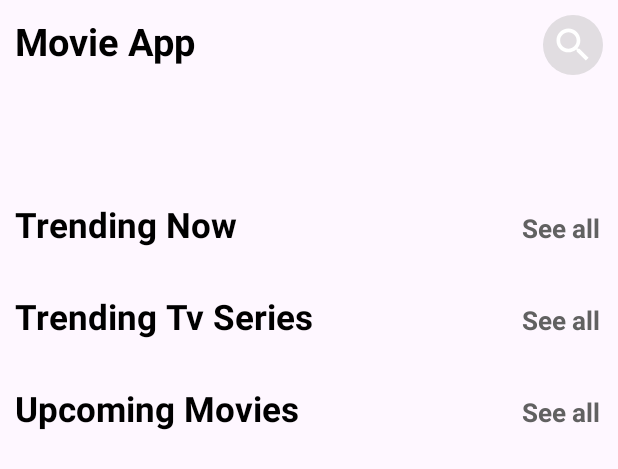
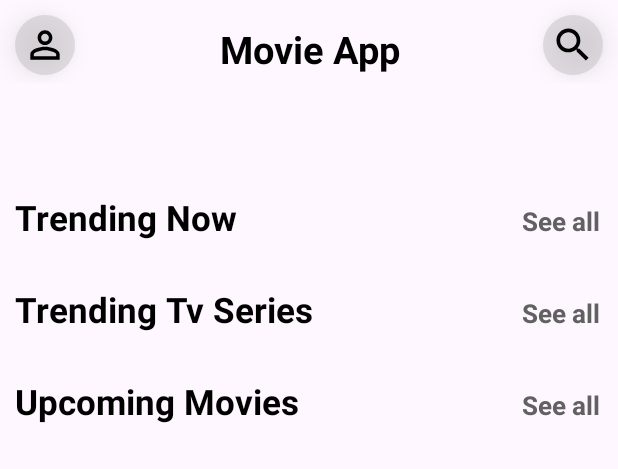
Before and after one commit to DogacTanriverdi/MovieApp, an Android app: the layout fragment_home.xml on its own in the app's theme, with its tools: preview values and no code run, on a phone screen of 412 x 824 dp. Shown: the top 469 px of the screen. Run offline under Robolectric (Android 15) with nearby library versions, the phone set to English and light mode, and no system bars.

Commit message:
Add profile icon to HomeScreen

```diff
--- /dev/null
+++ b/app/src/main/res/drawable/ic_person_outline.xml
@@ -0,0 +1,5 @@
+<vector xmlns:android="http://schemas.android.com/apk/res/android" android:height="24dp" android:tint="#000000" android:viewportHeight="24" android:viewportWidth="24" android:width="24dp">
+
+    <path android:fillColor="@android:color/white" android:pathData="M12,5.9c1.16,0 2.1,0.94 2.1,2.1s-0.94,2.1 -2.1,2.1S9.9,9.16 9.9,8s0.94,-2.1 2.1,-2.1m0,9c2.97,0 6.1,1.46 6.1,2.1v1.1L5.9,18.1L5.9,17c0,-0.64 3.13,-2.1 6.1,-2.1M12,4C9.79,4 8,5.79 8,8s1.79,4 4,4 4,-1.79 4,-4 -1.79,-4 -4,-4zM12,13c-2.67,0 -8,1.34 -8,4v3h16v-3c0,-2.66 -5.33,-4 -8,-4z"/>
+
+</vector>
--- a/app/src/main/res/layout/fragment_home.xml
+++ b/app/src/main/res/layout/fragment_home.xml
@@ -33,20 +33,39 @@
 
             </com.facebook.shimmer.ShimmerFrameLayout>
 
-            <LinearLayout
+            <androidx.constraintlayout.widget.ConstraintLayout
                 android:layout_width="match_parent"
-                android:layout_height="wrap_content"
-                android:orientation="horizontal">
+                android:layout_height="wrap_content">
+
+                <ImageButton
+                    android:id="@+id/ibProfile"
+                    android:layout_width="40dp"
+                    android:layout_height="40dp"
+                    android:layout_margin="10dp"
+                    android:layout_weight="1"
+                    android:background="@drawable/bg_image_btn"
+                    android:contentDescription="@string/back_button"
+                    android:elevation="10dp"
+                    android:padding="5dp"
+                    android:scaleType="centerCrop"
+                    android:src="@drawable/ic_person_outline"
+                    app:layout_constraintStart_toStartOf="parent"
+                    app:layout_constraintTop_toTopOf="parent"
+                    app:tint="@color/text_color" />
 
                 <TextView
                     android:layout_width="0dp"
                     android:layout_height="wrap_content"
                     android:layout_margin="10dp"
-                    android:layout_weight="3"
-                    android:text="Movie App"
+                    android:padding="5dp"
+                    android:text="@string/app_name"
+                    android:textAlignment="center"
                     android:textColor="@color/text_color"
                     android:textSize="25sp"
-                    android:textStyle="bold" />
+                    android:textStyle="bold"
+                    app:layout_constraintEnd_toStartOf="@+id/ibSearch"
+                    app:layout_constraintStart_toEndOf="@+id/ibProfile"
+                    app:layout_constraintTop_toTopOf="parent" />
 
                 <ImageButton
                     android:id="@+id/ibSearch"
@@ -54,14 +73,18 @@
                     android:layout_height="40dp"
                     android:layout_gravity="top|end"
                     android:layout_margin="10dp"
+                    android:layout_weight="1"
                     android:background="@drawable/bg_image_btn"
                     android:contentDescription="@string/back_button"
+                    android:elevation="10dp"
                     android:padding="5dp"
                     android:scaleType="centerCrop"
                     android:src="@drawable/ic_search"
-                    app:tint="@color/white" />
+                    app:layout_constraintEnd_toEndOf="parent"
+                    app:layout_constraintTop_toTopOf="parent"
+                    app:tint="@color/text_color" />
 
-            </LinearLayout>
+            </androidx.constraintlayout.widget.ConstraintLayout>
 
             <androidx.viewpager2.widget.ViewPager2
                 android:id="@+id/viewPager2"
--- a/app/src/main/res/values/strings.xml
+++ b/app/src/main/res/values/strings.xml
@@ -1,5 +1,5 @@
 <resources>
-    <string name="app_name">MovieApp</string>
+    <string name="app_name">Movie App</string>
     <string name="trending_now">Trending Now</string>
     <string name="see_all">See all</string>
     <string name="trending_tv_series">Trending Tv Series</string>
```
